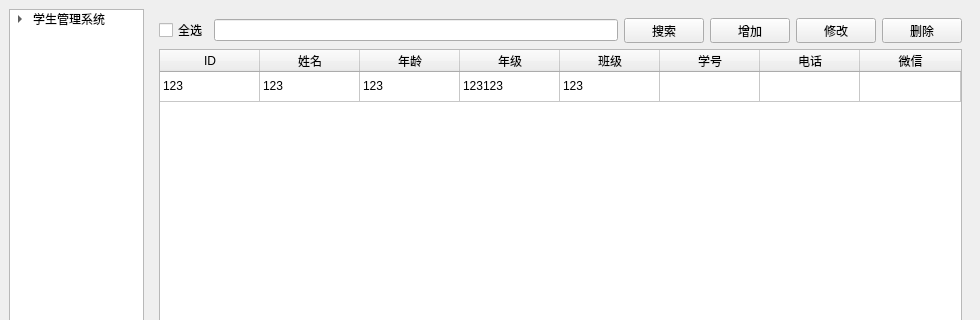
First picture: the form in student_man/mainwindow.ui, repository JP-Morgan/testQT, before the edit; both pictures show x 0 to 980 and y 0 to 320 of the 980 by 580 pixel window.
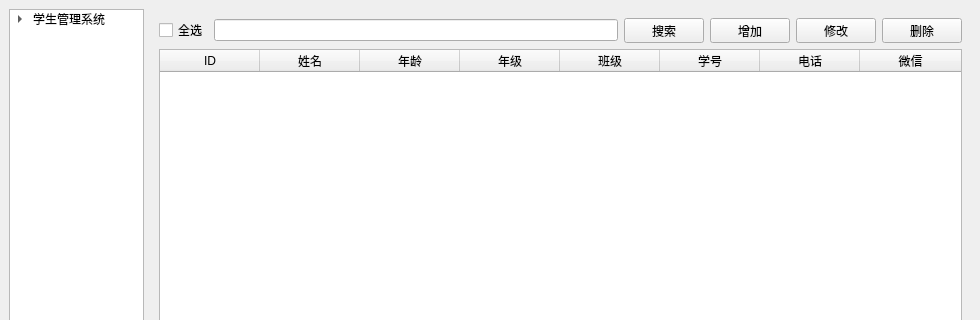
Second picture: the form after the edit. Icons and pictures are not drawn.

Patch:
```diff
--- a/student_man/mainwindow.ui
+++ b/student_man/mainwindow.ui
@@ -189,11 +189,6 @@
           <attribute name="verticalHeaderCascadingSectionResizes">
            <bool>false</bool>
           </attribute>
-          <row>
-           <property name="text">
-            <string> 123</string>
-           </property>
-          </row>
           <column>
            <property name="text">
             <string>ID</string>
@@ -234,31 +229,6 @@
             <string>微信</string>
            </property>
           </column>
-          <item row="0" column="0">
-           <property name="text">
-            <string>123</string>
-           </property>
-          </item>
-          <item row="0" column="1">
-           <property name="text">
-            <string>123</string>
-           </property>
-          </item>
-          <item row="0" column="2">
-           <property name="text">
-            <string>123</string>
-           </property>
-          </item>
-          <item row="0" column="3">
-           <property name="text">
-            <string>123123</string>
-           </property>
-          </item>
-          <item row="0" column="4">
-           <property name="text">
-            <string>123</string>
-           </property>
-          </item>
          </widget>
         </item>
        </layout>
```
